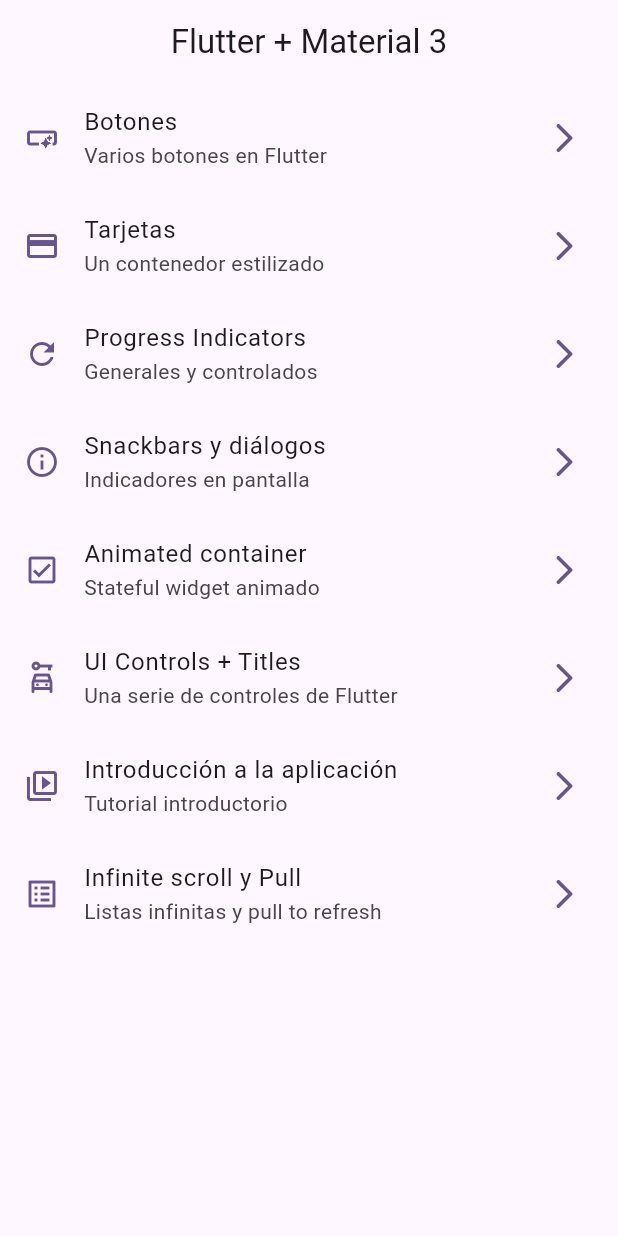
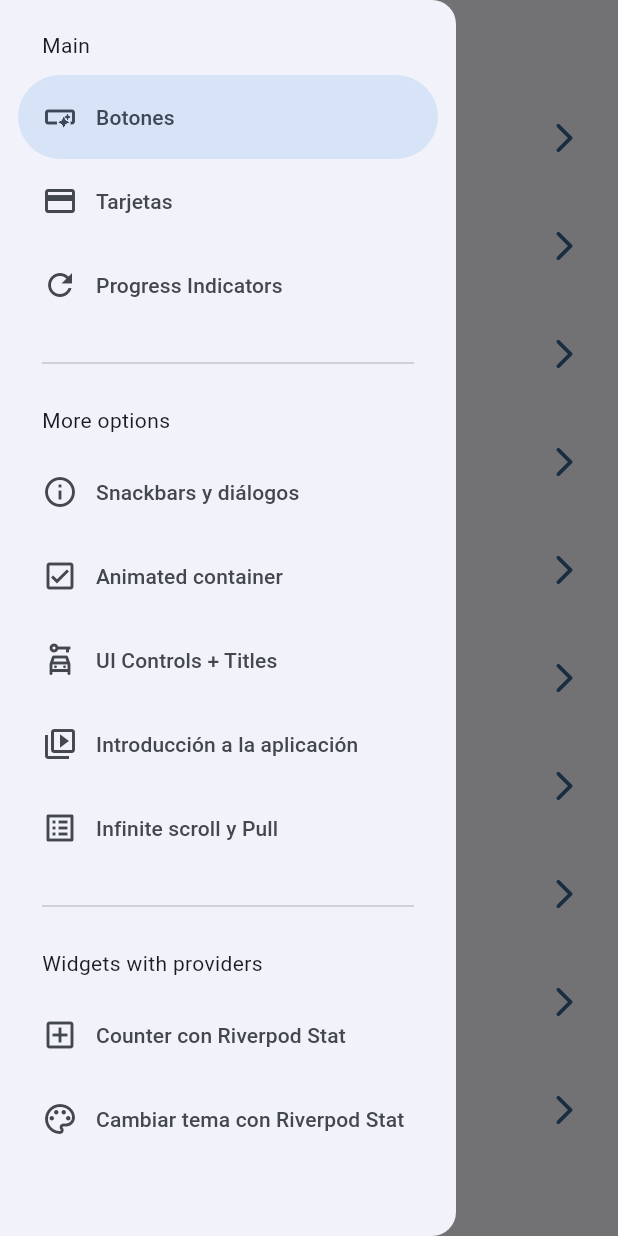
Before and after one commit to FernandoAjset/widgets_app, a Flutter app: the screen it shows after launch, with the side drawer open (before the commit the screen has no drawer), on a phone screen of 412 x 824 dp. Run offline on Flutter 3.47's test engine with Material 2 defaults, Android fonts, the phone set to English and light mode, and no system bars; our stand-ins replace animate_do, flutter_riverpod, go_router.

Commit message:
changer theme global and dark/ligth mode.

```diff
--- a/lib/config/menu/menu_items.dart
+++ b/lib/config/menu/menu_items.dart
@@ -54,4 +54,14 @@ const appMenuItems = <MenuItem>[
       subTitle: 'Listas infinitas y pull to refresh',
       link: '/infinitescroll',
       icon: Icons.list_alt_outlined),
+  MenuItem(
+      title: 'Counter con Riverpod Stat',
+      subTitle: 'Counter usando Riverpod Stat',
+      link: '/counter-riverpod',
+      icon: Icons.add_box_outlined),
+  MenuItem(
+      title: 'Cambiar tema con Riverpod Stat',
+      subTitle: 'Cambiar tema de la aplicación',
+      link: '/theme-changer',
+      icon: Icons.color_lens_outlined),
 ];
--- a/lib/config/router/app_router.dart
+++ b/lib/config/router/app_router.dart
@@ -1,5 +1,6 @@
 import 'package:go_router/go_router.dart';
 import 'package:widgets_app/presentation/screens/screens.dart';
+import 'package:widgets_app/presentation/screens/theme_changer/theme_changer_screen.dart';
 
 // GoRouter configuration
 final appRouter = GoRouter(
@@ -50,5 +51,15 @@ final appRouter = GoRouter(
       path: '/infinitescroll',
       builder: (context, state) => const InfiniteScrollScreen(),
     ),
+    GoRoute(
+      name: CounterScreen.name,
+      path: '/counter-riverpod',
+      builder: (context, state) => const CounterScreen(),
+    ),
+    GoRoute(
+      name: ThemeChangerScreen.name,
+      path: '/theme-changer',
+      builder: (context, state) => const ThemeChangerScreen(),
+    ),
   ],
 );
--- a/lib/config/theme/app_theme.dart
+++ b/lib/config/theme/app_theme.dart
@@ -14,18 +14,16 @@ List<Color> colors = [
 
 class AppTheme {
   final int selectedColor;
+  final bool isDarkMode;
 
-  AppTheme({this.selectedColor = 0})
+  AppTheme({this.isDarkMode = false, this.selectedColor = 0})
       : assert(selectedColor >= 0, 'Selected color must be greater then 0'),
         assert(selectedColor < colors.length,
             'Selected color must be less or equal than ${colors.length - 1}');
 
-  ThemeData getTheme() =>
-      ThemeData(
-        useMaterial3: true,
-        colorSchemeSeed: colors[selectedColor],
-        appBarTheme: const AppBarTheme(
-          centerTitle: true
-        )
-        );
+  ThemeData getTheme() => ThemeData(
+      useMaterial3: true,
+      brightness: isDarkMode ? Brightness.dark : Brightness.light,
+      colorSchemeSeed: colors[selectedColor],
+      appBarTheme: const AppBarTheme(centerTitle: true));
 }
--- a/lib/main.dart
+++ b/lib/main.dart
@@ -1,20 +1,30 @@
 import 'package:flutter/material.dart';
+import 'package:flutter_riverpod/flutter_riverpod.dart';
 import 'package:widgets_app/config/router/app_router.dart';
 import 'package:widgets_app/config/theme/app_theme.dart';
+import 'package:widgets_app/presentation/screens/counter/theme_provider.dart';
 
 void main() {
-  runApp(const MainApp());
+  runApp(
+    const ProviderScope(
+      child: MainApp(),
+    ),
+  );
 }
 
-class MainApp extends StatelessWidget {
+class MainApp extends ConsumerWidget {
   const MainApp({super.key});
 
   @override
-  Widget build(BuildContext context) {
+  Widget build(BuildContext context, WidgetRef ref) {
+    final bool isDark = ref.watch(isDarkModeProvider);
+    final int selectedColorIndex = ref.watch(selectedColorIndexProvider);
+
     return MaterialApp.router(
         title: 'Flutter Widgets',
         routerConfig: appRouter,
         debugShowCheckedModeBanner: false,
-        theme: AppTheme(selectedColor: 5).getTheme());
+        theme: AppTheme(isDarkMode: isDark, selectedColor: selectedColorIndex)
+            .getTheme());
   }
 }
--- /dev/null
+++ b/lib/presentation/providers/counter_provider.dart
@@ -0,0 +1,3 @@
+import 'package:flutter_riverpod/flutter_riverpod.dart';
+
+final counterProvider = StateProvider((ref) => 5);
--- /dev/null
+++ b/lib/presentation/screens/counter/theme_provider.dart
@@ -0,0 +1,11 @@
+import 'package:flutter_riverpod/flutter_riverpod.dart';
+import 'package:widgets_app/config/theme/app_theme.dart';
+
+final isDarkModeProvider = StateProvider((ref) => false);
+
+// Listado de colores inmutable
+final colorListProvider = StateProvider((ref) => colors);
+
+// Color seleccionado
+final selectedColorIndexProvider =
+    StateProvider((ref) => colors.indexOf(colors.first));
--- a/lib/presentation/screens/home/home_screen.dart
+++ b/lib/presentation/screens/home/home_screen.dart
@@ -1,5 +1,6 @@
 import 'package:flutter/material.dart';
 import 'package:go_router/go_router.dart';
+import 'package:widgets_app/presentation/widgets/side_menu.dart';
 
 import '../../../config/menu/menu_items.dart';
 
@@ -9,12 +10,15 @@ class HomeScreen extends StatelessWidget {
 
   @override
   Widget build(BuildContext context) {
+    final scaffoldKey = GlobalKey<ScaffoldState>();
+
     return Scaffold(
-      appBar: AppBar(
-        title: const Text('Flutter + Material 3'),
-      ),
-      body: const _HomeView(),
-    );
+        key: scaffoldKey,
+        appBar: AppBar(
+          title: const Text('Flutter + Material 3'),
+        ),
+        body: const _HomeView(),
+        drawer: SideMenu(menuItems: appMenuItems, scaffoldKey: scaffoldKey));
   }
 }
 
--- a/lib/presentation/screens/screens.dart
+++ b/lib/presentation/screens/screens.dart
@@ -1,3 +1,5 @@
+export 'package:widgets_app/presentation/screens/theme_changer/theme_changer_screen.dart';
+export 'package:widgets_app/presentation/screens/counter/counter_screen.dart';
 export 'package:widgets_app/presentation/screens/animated/animated_screen.dart';
 export 'package:widgets_app/presentation/screens/app_tutorial/app_tutorial_screen.dart';
 export 'package:widgets_app/presentation/screens/buttons/buttons_screen.dart';
--- /dev/null
+++ b/lib/presentation/widgets/side_menu.dart
@@ -0,0 +1,73 @@
+import 'package:flutter/material.dart';
+import 'package:go_router/go_router.dart';
+import 'package:widgets_app/config/menu/menu_items.dart';
+
+class SideMenu extends StatefulWidget {
+  final List<MenuItem> menuItems;
+  final GlobalKey<ScaffoldState> scaffoldKey;
+
+  const SideMenu(
+      {super.key, required this.menuItems, required this.scaffoldKey});
+
+  @override
+  State<SideMenu> createState() => _SideMenuState();
+}
+
+class _SideMenuState extends State<SideMenu> {
+  int navDrawerIndex = 0;
+
+  @override
+  Widget build(BuildContext context) {
+    final hasNotch = MediaQuery.of(context).viewPadding.top > 35;
+    final padding = EdgeInsets.fromLTRB(28, hasNotch ? 10 : 20, 16, 10);
+
+    return NavigationDrawer(
+        selectedIndex: navDrawerIndex,
+        onDestinationSelected: (value) {
+          setState(() {
+            navDrawerIndex = value;
+          });
+
+          final menuItem = widget.menuItems[value];
+          context.push(menuItem.link);
+          widget.scaffoldKey.currentState!.closeDrawer();
+        },
+        children: [
+          Padding(
+            padding: padding,
+            child: const Text('Main'),
+          ),
+          ...widget.menuItems
+              .sublist(0, 3)
+              .map((menuItem) => NavigationDrawerDestination(
+                  icon: Icon(menuItem.icon), label: Text(menuItem.title)))
+              .toList(),
+          const Padding(
+            padding: EdgeInsets.fromLTRB(28, 16, 28, 10),
+            child: Divider(),
+          ),
+          const Padding(
+            padding: EdgeInsets.fromLTRB(28, 10, 16, 10),
+            child: Text('More options'),
+          ),
+          ...widget.menuItems
+              .sublist(3, 8)
+              .map((menuItem) => NavigationDrawerDestination(
+                  icon: Icon(menuItem.icon), label: Text(menuItem.title)))
+              .toList(),
+          const Padding(
+            padding: EdgeInsets.fromLTRB(28, 16, 28, 10),
+            child: Divider(),
+          ),
+          const Padding(
+            padding: EdgeInsets.fromLTRB(28, 10, 16, 10),
+            child: Text('Widgets with providers'),
+          ),
+          ...widget.menuItems
+              .sublist(8)
+              .map((menuItem) => NavigationDrawerDestination(
+                  icon: Icon(menuItem.icon), label: Text(menuItem.title)))
+              .toList(),
+        ]);
+  }
+}
--- a/pubspec.yaml
+++ b/pubspec.yaml
@@ -10,6 +10,7 @@ dependencies:
   animate_do: ^3.0.2
   flutter:
     sdk: flutter
+  flutter_riverpod: ^2.3.7
   go_router: ^10.1.0
 
 dev_dependencies:
```
Also changed, not shown: lib/presentation/screens/counter/counter_screen.dart (added, +42 -0 lines), lib/presentation/screens/theme_changer/theme_changer_screen.dart (added, +61 -0 lines), pubspec.lock, 1 other file.
